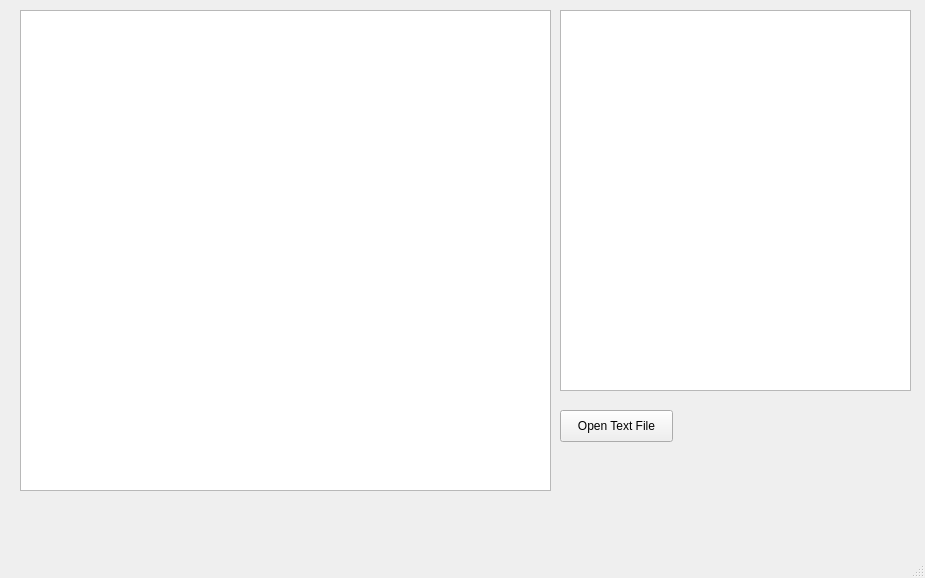
Above: Graphics_satellite_model/mainwindow.ui from GeorgiiMarinenko/Satellite_model before the change. Below: the same form after it.
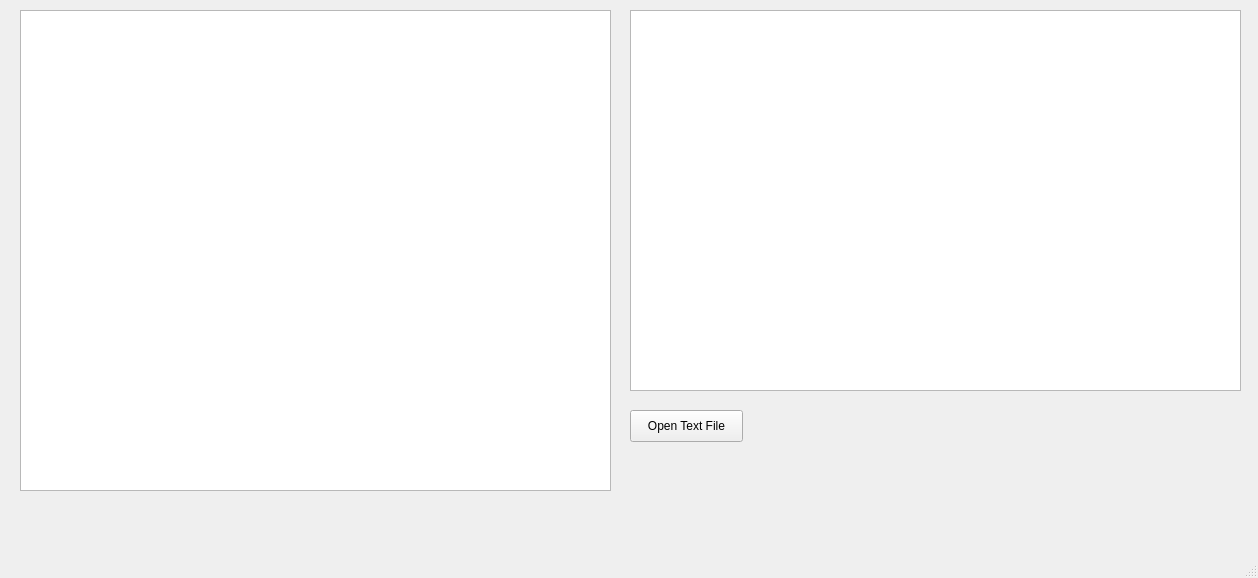
That is the form after the change.

Commit message: QT proj finished parser V2.0

Diff of the .ui file:
```diff
--- a/Graphics_satellite_model/mainwindow.ui
+++ b/Graphics_satellite_model/mainwindow.ui
@@ -6,7 +6,7 @@
    <rect>
     <x>0</x>
     <y>0</y>
-    <width>925</width>
+    <width>1258</width>
     <height>578</height>
    </rect>
   </property>
@@ -19,7 +19,7 @@
      <rect>
       <x>20</x>
       <y>10</y>
-      <width>531</width>
+      <width>591</width>
       <height>481</height>
      </rect>
     </property>
@@ -27,9 +27,9 @@
    <widget class="QTextBrowser" name="textBrowser">
     <property name="geometry">
      <rect>
-      <x>560</x>
+      <x>630</x>
       <y>10</y>
-      <width>351</width>
+      <width>611</width>
       <height>381</height>
      </rect>
     </property>
@@ -37,7 +37,7 @@
    <widget class="QPushButton" name="pushButton">
     <property name="geometry">
      <rect>
-      <x>560</x>
+      <x>630</x>
       <y>410</y>
       <width>113</width>
       <height>32</height>
```
Left out of the diff: 2 changed lines with no effect on the pictures.
